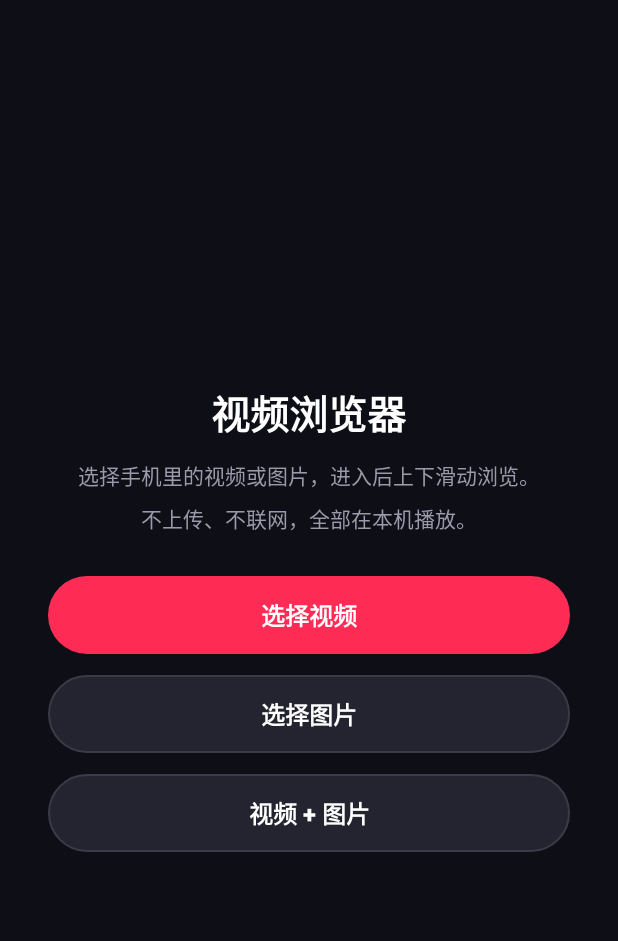
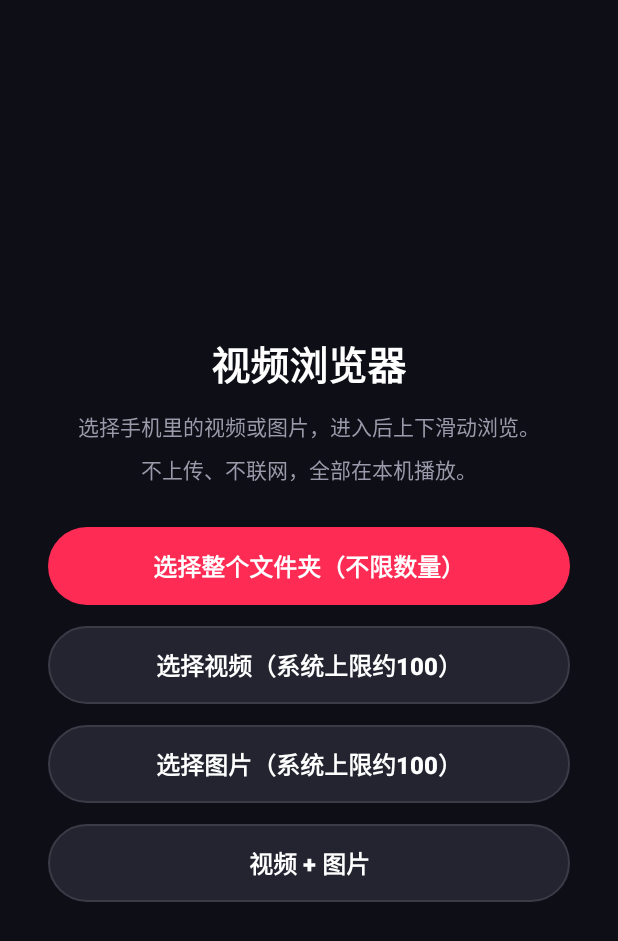
Before and after one commit to 1425673985/-clash-sub, an Android app: the screen it shows after launch (MainActivity), on a phone screen of 412 x 824 dp. Shown: the top 941 px of the screen. Run offline under Robolectric (Android 15) with nearby library versions, the phone set to English and light mode, and no system bars.

Commit message:
Add folder picker (ACTION_OPEN_DOCUMENT_TREE) to bypass 100-item limit
手选有系统级 ~100 上限；新增“选择整个文件夹（不限数量）”，用
ACTION_OPEN_DOCUMENT_TREE 选目录并后台递归遍历其中全部视频/图片，
数量不受限。版本号升到 1.2。

https://claude.ai/code/session_014yyZnp1SssQxHZKW1wY5st

```diff
--- a/android-app/app/build.gradle
+++ b/android-app/app/build.gradle
@@ -10,8 +10,8 @@ android {
         applicationId "com.videobrowser.app"
         minSdk 26
         targetSdk 34
-        versionCode 2
-        versionName "1.1"
+        versionCode 3
+        versionName "1.2"
     }
 
     buildTypes {
--- a/android-app/app/src/main/res/layout/activity_main.xml
+++ b/android-app/app/src/main/res/layout/activity_main.xml
@@ -35,11 +35,23 @@
             android:textSize="14sp" />
 
         <Button
+            android:id="@+id/btnFolder"
+            android:layout_width="match_parent"
+            android:layout_height="52dp"
+            android:layout_marginBottom="14dp"
+            android:background="@drawable/btn_primary"
+            android:text="@string/pick_folder"
+            android:textColor="#FFFFFF"
+            android:textSize="16sp"
+            android:textStyle="bold"
+            android:stateListAnimator="@null" />
+
+        <Button
             android:id="@+id/btnVideo"
             android:layout_width="match_parent"
             android:layout_height="52dp"
             android:layout_marginBottom="14dp"
-            android:background="@drawable/btn_primary"
+            android:background="@drawable/btn_secondary"
             android:text="@string/pick_video"
             android:textColor="#FFFFFF"
             android:textSize="16sp"
--- a/android-app/app/src/main/res/values/strings.xml
+++ b/android-app/app/src/main/res/values/strings.xml
@@ -2,9 +2,11 @@
 <resources>
     <string name="app_name">视频浏览器</string>
     <string name="home_hint">选择手机里的视频或图片，进入后上下滑动浏览。\n不上传、不联网，全部在本机播放。</string>
-    <string name="pick_video">选择视频</string>
-    <string name="pick_image">选择图片</string>
+    <string name="pick_folder">选择整个文件夹（不限数量）</string>
+    <string name="pick_video">选择视频（系统上限约100）</string>
+    <string name="pick_image">选择图片（系统上限约100）</string>
     <string name="pick_both">视频 + 图片</string>
+    <string name="loading_folder">正在读取文件夹里的视频和图片…</string>
     <string name="reset">重新选择</string>
     <string name="no_selection">没有选择任何内容。</string>
 </resources>
```
Also changed, not shown: android-app/app/src/main/java/com/videobrowser/app/MainActivity.java (+78 -0 lines).
